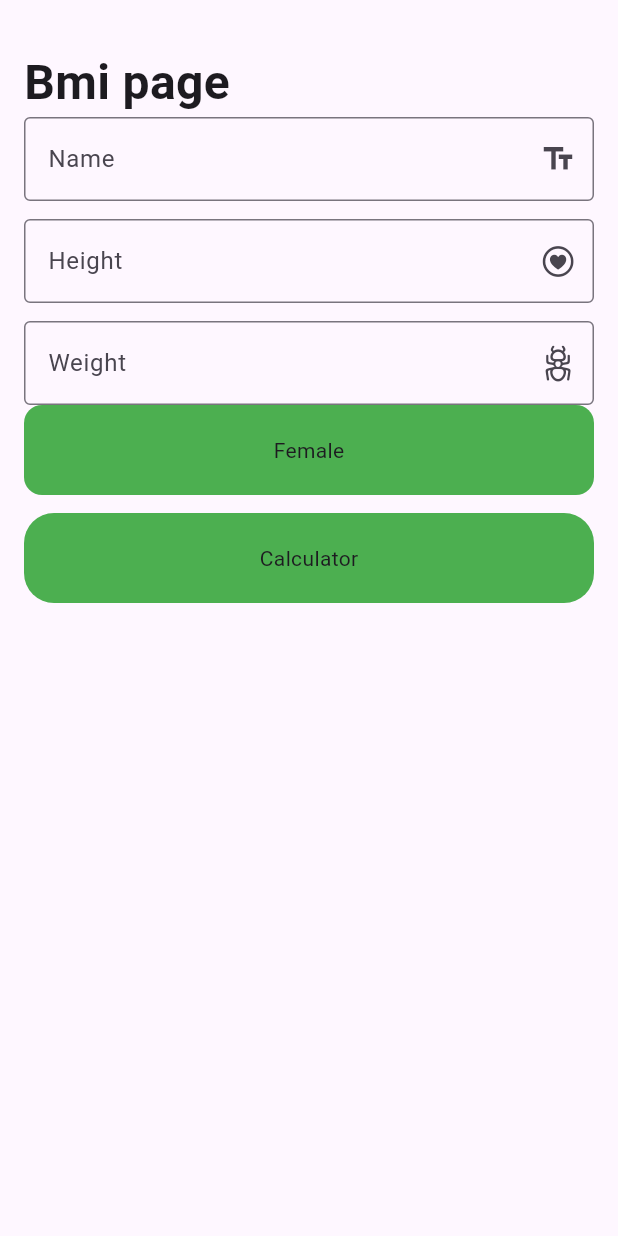
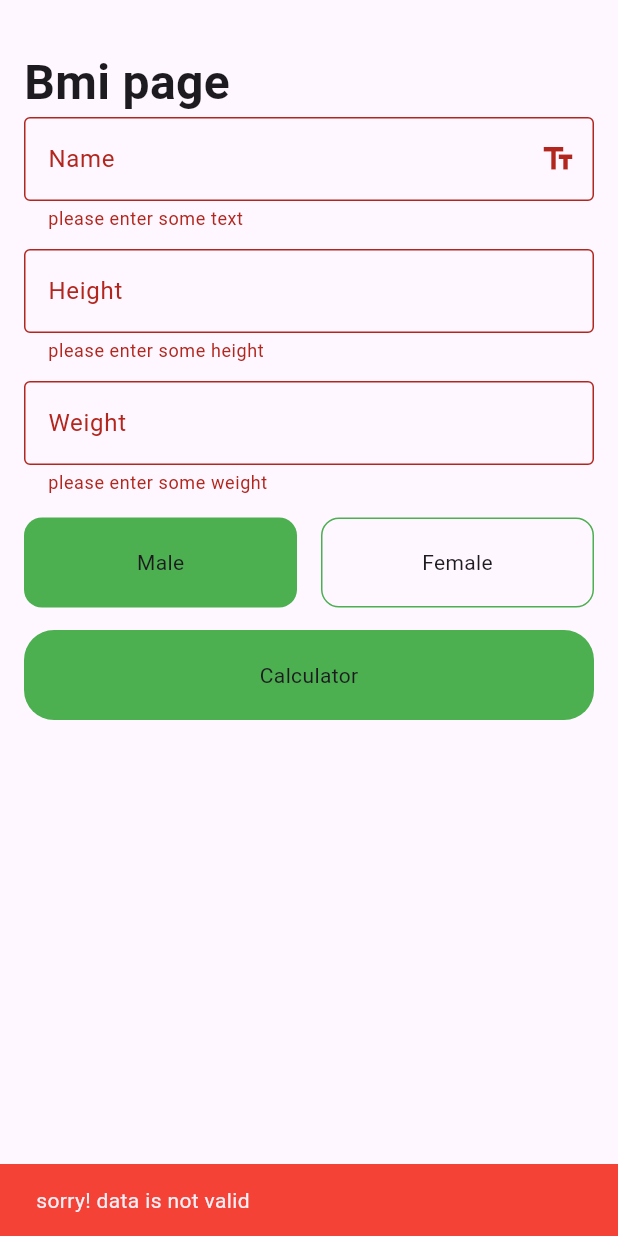
Before and after one commit to shayanzare-dev/taav_task, a Flutter app: the BmiPage screen opened directly, after a tap on "Calculator", on a phone screen of 412 x 824 dp. Run offline on Flutter 3.47's test engine with Material 3 defaults, Android fonts, the phone set to English and light mode, and no system bars; accounts and stored records are empty; generated files the repository leaves out were written again.

Commit message:
create bmi app

```diff
--- /dev/null
+++ b/lib/my_bmi_app/enums/gender.dart
@@ -0,0 +1,8 @@
+enum Gender {
+  male(title: 'Male', value: 'MR'),
+  female(title: 'Female', value: 'MS');
+
+  final String title, value;
+
+  const Gender({required this.title, required this.value});
+}
--- a/lib/my_bmi_app/main.dart
+++ b/lib/my_bmi_app/main.dart
@@ -2,4 +2,4 @@ import 'package:flutter/cupertino.dart';
 
 import 'my_app.dart';
 
-void main() => runApp(const MyApp());
+void main() => runApp(const MyBmiApp());
--- a/lib/my_bmi_app/my_app.dart
+++ b/lib/my_bmi_app/my_app.dart
@@ -1,8 +1,10 @@
 import 'package:flutter/material.dart';
 import 'package:untitled/my_bmi_app/pages/bmi_page.dart';
 
-class MyApp extends StatelessWidget {
-  const MyApp({super.key});
+class MyBmiApp extends StatelessWidget {
+  const MyBmiApp({super.key});
+
+  static BorderRadius borderRadius = BorderRadius.circular(20);
 
   @override
   Widget build(BuildContext context) {
--- a/lib/my_bmi_app/pages/bmi_page.dart
+++ b/lib/my_bmi_app/pages/bmi_page.dart
@@ -1,6 +1,13 @@
+import 'dart:async';
+
 import 'package:flutter/material.dart';
-import 'package:untitled/my_bmi_app/pages/widgets/gender_chooser.dart';
+import 'package:untitled/my_bmi_app/my_app.dart';
+import 'package:untitled/my_bmi_app/pages/result_page.dart';
 import 'package:untitled/my_bmi_app/pages/widgets/my_form.dart';
+import 'package:untitled/utils/show_snack_bar.dart';
+
+import '../../share/container_with_button.dart';
+import '../enums/gender.dart';
 
 class BmiPage extends StatefulWidget {
   const BmiPage({super.key});
@@ -10,7 +17,29 @@ class BmiPage extends StatefulWidget {
 }
 
 class _BmiPageState extends State<BmiPage> {
-  final BorderRadius _borderRadius = BorderRadius.circular(20);
+  final GlobalKey<FormState> _formKey = GlobalKey<FormState>();
+  Gender genderValue = Gender.male;
+  late final TextEditingController _nameController;
+
+  late final TextEditingController _heightController;
+
+  late final TextEditingController _weightController;
+
+  @override
+  void initState() {
+    _nameController = TextEditingController();
+    _heightController = TextEditingController();
+    _weightController = TextEditingController();
+    super.initState();
+  }
+
+  @override
+  void dispose() {
+    _nameController.dispose();
+    _heightController.dispose();
+    _weightController.dispose();
+    super.dispose();
+  }
 
   @override
   Widget build(BuildContext context) {
@@ -22,36 +51,105 @@ class _BmiPageState extends State<BmiPage> {
     );
   }
 
-  Widget _body() => Column(
+  Widget _body() => SingleChildScrollView(
+        child: Column(
           crossAxisAlignment: CrossAxisAlignment.start,
           children: [
             const Text(
               'Bmi page',
               style: TextStyle(fontSize: 32, fontWeight: FontWeight.bold),
             ),
-      const MyForm(),
-     GenderChooser(),
+            MyForm(
+              formKey: _formKey,
+              nameController: _nameController,
+              heightController: _heightController,
+              weightController: _weightController,
+            ),
             _gap(),
-      _calculate(),
+            _chooseGenderView(),
+            _gap(),
+            _calculateView(),
+          ],
+        ),
+      );
+
+  Widget _chooseGenderView() {
+    return Row(
+      children: [
+        Expanded(
+          child: ContainerWithButton(
+            onTap: (value) => setState(() => genderValue = value),
+            decoration: genderValue == Gender.male
+                ? _selectedBoxDecoration()
+                : _unSelectedBoxDecoration(),
+            gender: Gender.male,
+          ),
+        ),
+        const SizedBox(width: 16),
+        Expanded(
+          child: ContainerWithButton(
+              decoration: genderValue == Gender.female
+                  ? _selectedBoxDecoration()
+                  : _unSelectedBoxDecoration(),
+              gender: Gender.female,
+              onTap: (value) => setState(() => genderValue = value)),
+        )
       ],
     );
+  }
 
-  Widget _gap() => const SizedBox(height: 12);
+  Widget _gap() => const SizedBox(height: 15);
 
-  Widget _calculate() {
+  Widget _calculateView() {
     return InkWell(
-      onTap: () {},
-      borderRadius: _borderRadius,
+      onTap: _onClickLogic,
+      borderRadius: MyBmiApp.borderRadius,
       child: Container(
         padding: const EdgeInsets.symmetric(vertical: 15),
         height: 60,
         width: double.infinity,
         decoration: BoxDecoration(
           color: Colors.green,
-          borderRadius: _borderRadius,
+          borderRadius: MyBmiApp.borderRadius,
         ),
         child: const Center(child: Text('Calculator')),
       ),
     );
   }
+
+  Future<void> _onClickLogic() async {
+    if (_formKey.currentState?.validate() ?? false) {
+      bool? result = await goToResultPage();
+      if (result != null && result) {
+        _onDeleteData();
       }
+    } else {
+      shayanShowSnackBar(context, value: 'sorry! data is not valid');
+    }
+  }
+
+  Future<bool?> goToResultPage() async {
+    return await Navigator.push<bool?>(
+        context,
+        MaterialPageRoute(
+            builder: (_) => ResultPage(
+                  gender: genderValue,
+                  name: _nameController.text,
+                  height: int.parse(_heightController.text),
+                  weight: int.parse(_weightController.text),
+                )));
+  }
+
+  void _onDeleteData() {
+    _nameController.clear();
+    _weightController.clear();
+    _heightController.clear();
+  }
+
+  BoxDecoration _selectedBoxDecoration() => BoxDecoration(
+      borderRadius: BorderRadius.circular(12), color: Colors.green);
+
+  BoxDecoration _unSelectedBoxDecoration() => BoxDecoration(
+      borderRadius: BorderRadius.circular(12),
+      border: Border.all(color: Colors.green));
+}
--- a/lib/my_bmi_app/pages/widgets/gender_chooser.dart
+++ /dev/null
@@ -1,34 +0,0 @@
-import 'package:flutter/material.dart';
-
-class GenderChooser extends StatefulWidget {
-  const GenderChooser({super.key});
-
-  @override
-  State<GenderChooser> createState() => _GenderChooserState();
-}
-
-class _GenderChooserState extends State<GenderChooser> {
-  @override
-  Widget build(BuildContext context) {
-    return InkWell(
-      onTap: () => setState(() => isSelectedDecoration = !isSelectedDecoration),
-      child: Container(
-        height: 60,
-        width: double.infinity,
-        decoration: isSelectedDecoration
-            ? _selectedBoxDecoration()
-            : _unSelectedBoxDecoration(),
-        child: Center(child: const Text('Female')),
-      ),
-    );
-  }
-
-  bool isSelectedDecoration = true;
-
-  BoxDecoration _selectedBoxDecoration() => BoxDecoration(
-      borderRadius: BorderRadius.circular(12), color: Colors.green);
-
-  BoxDecoration _unSelectedBoxDecoration() => BoxDecoration(
-      borderRadius: BorderRadius.circular(12),
-      border: Border.all(color: Colors.green));
-}
--- a/lib/my_bmi_app/pages/widgets/my_form.dart
+++ b/lib/my_bmi_app/pages/widgets/my_form.dart
@@ -1,55 +1,29 @@
-import 'package:flutter/cupertino.dart';
 import 'package:flutter/material.dart';
+import 'package:flutter/services.dart';
 
 class MyForm extends StatefulWidget {
-  const MyForm({super.key});
+  const MyForm(
+      {super.key,
+      required this.formKey,
+      required this.nameController,
+      required this.heightController,
+      required this.weightController});
+
+  final GlobalKey<FormState> formKey;
+  final TextEditingController nameController;
+  final TextEditingController heightController;
+  final TextEditingController weightController;
 
   @override
   State<MyForm> createState() => _MyFormState();
 }
 
 class _MyFormState extends State<MyForm> {
-  final GlobalKey<FormState> _formKey = GlobalKey<FormState>();
-
-  late final TextEditingController _nameController;
-
-  late final TextEditingController _heightController;
-
-  late final TextEditingController _weightController;
-
-  late final FocusNode _focusNode;
-
   bool hasFocus = false;
-
-  @override
-  void initState() {
-    _nameController = TextEditingController();
-    _heightController = TextEditingController();
-    _weightController = TextEditingController();
-    _focusNode = FocusNode();
-    _focusNode.addListener(
-      () {
-        if (_focusNode.hasFocus) {
-          hasFocus = true;
-        }
-      },
-    );
-    super.initState();
-  }
-
-  @override
-  void dispose() {
-    _nameController.dispose();
-    _heightController.dispose();
-    _weightController.dispose();
-    _focusNode.dispose();
-    super.dispose();
-  }
-
   @override
   Widget build(BuildContext context) {
     return Form(
-        key: _formKey,
+        key: widget.formKey,
         autovalidateMode: AutovalidateMode.onUserInteraction,
         child: Column(
           mainAxisAlignment: MainAxisAlignment.spaceEvenly,
@@ -57,38 +31,37 @@ class _MyFormState extends State<MyForm> {
             TextFormField(
               keyboardType: TextInputType.name,
               validator: _nameValidator,
-              focusNode: _focusNode,
-              decoration: InputDecoration(
-                  suffixIcon: _focusNode.hasFocus
-                      ? null
-                      : const Icon(Icons.text_fields_outlined),
-                  border: const OutlineInputBorder(),
+              decoration: const InputDecoration(
+                  suffixIcon: Icon(Icons.text_fields_outlined),
+                  border: OutlineInputBorder(),
                   labelText: 'Name'),
-              controller: _nameController,
+              controller: widget.nameController,
             ),
             const SizedBox(
               height: 12,
             ),
             TextFormField(
               validator: _heightValidator,
-              keyboardType: const TextInputType.numberWithOptions(decimal: true),
+              inputFormatters: [FilteringTextInputFormatter.digitsOnly],
+              keyboardType: TextInputType.number,
               decoration: const InputDecoration(
-                  suffixIcon: Icon(CupertinoIcons.heart_circle),
+                  suffixText: 'CM',
                   border: OutlineInputBorder(),
                   labelText: 'Height'),
-              controller: _heightController,
+              controller: widget.heightController,
             ),
             const SizedBox(
               height: 12,
             ),
             TextFormField(
               validator: _weightValidator,
-              keyboardType: const TextInputType.numberWithOptions(decimal: true),
+              inputFormatters: [FilteringTextInputFormatter.digitsOnly],
+              keyboardType: TextInputType.number,
               decoration: const InputDecoration(
-                  suffixIcon: Icon(CupertinoIcons.ant),
+                  suffixText: 'KG',
                   border: OutlineInputBorder(),
                   labelText: 'Weight'),
-              controller: _weightController,
+              controller: widget.weightController,
             ),
           ],
         ));
--- /dev/null
+++ b/lib/share/container_with_button.dart
@@ -0,0 +1,30 @@
+import 'package:flutter/material.dart';
+
+import '../my_bmi_app/enums/gender.dart';
+
+class ContainerWithButton extends StatelessWidget {
+  const ContainerWithButton({
+    super.key,
+    required this.decoration,
+    required this.gender,
+    required this.onTap,
+  });
+
+  final BoxDecoration decoration;
+  final void Function(Gender) onTap;
+  final Gender gender;
+
+  @override
+  Widget build(BuildContext context) {
+    return InkWell(
+      borderRadius: decoration.borderRadius as BorderRadius,
+      onTap: () => onTap(gender),
+      child: Container(
+        height: 60,
+        width: double.infinity,
+        decoration: decoration,
+        child: Center(child: Text(gender.title)),
+      ),
+    );
+  }
+}
```
Also changed, not shown: lib/my_bmi_app/pages/result_page.dart (added, +81 -0 lines). Lines whose indentation alone changed are shown as unchanged.
